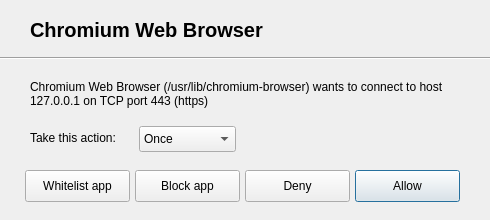
First picture: the form in opensnitch/resources/dialog.ui, repository evilsocket/opensnitch, before the edit.
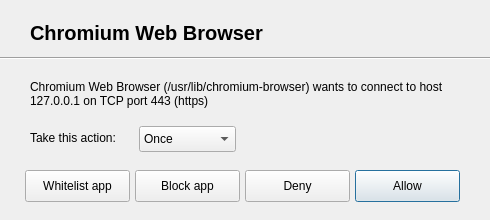
Second picture: the form after the edit.

```diff
--- a/opensnitch/resources/dialog.ui
+++ b/opensnitch/resources/dialog.ui
@@ -36,7 +36,7 @@
      <x>30</x>
      <y>20</y>
      <width>500</width>
-     <height>20</height>
+     <height>25</height>
     </rect>
    </property>
    <property name="font">
```
